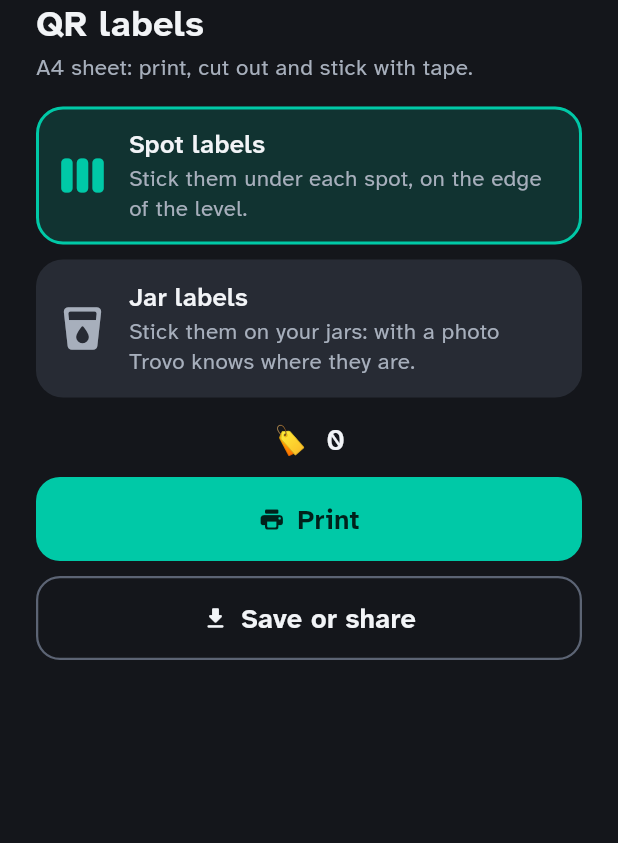
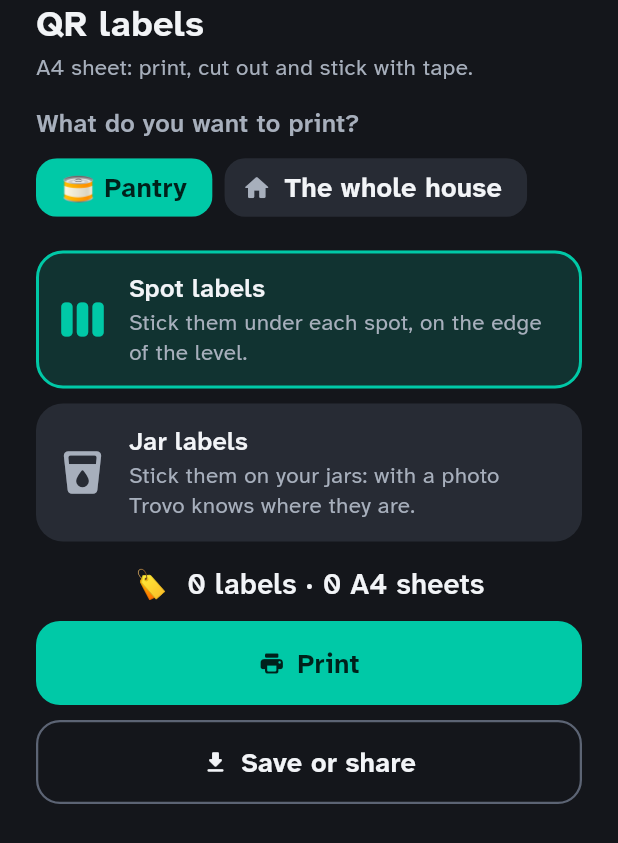
Before and after one commit to SashaBulletti/prova, a Flutter app: the _LabelsSheet widget shown alone on an empty page, opened directly, on a phone screen of 412 x 824 dp. Shown: the top 843 px of the screen. Run offline on Flutter 3.47's test engine with Material 3 defaults, Android fonts, the phone set to English and light mode, and no system bars; our stand-ins replace file_picker, flutter_animate, flutter_tts, image_picker, pdf, printing and 3 more; missing offline and left inert: mobile_scanner; accounts and stored records are empty.

Commit message:
Trovo 1.4: stampa le etichette QR di una stanza o di tutta la casa
- Nel foglio Etichette QR si sceglie cosa stampare: questo cassetto,
  questo mobile, la stanza intera o tutta la casa, in un PDF solo.
- Mostra quante etichette e quanti fogli A4 servono.
- Nuovi accessi: bottone QR nella Home (accanto alle impostazioni),
  voce nelle Impostazioni e bottone nel cassetto aperto.
- Versione mostrata nelle Impostazioni aggiornata.

Co-Authored-By: Claude Opus 5.5 <noreply@anthropic.com>
Claude-Session: https://claude.ai/code/session_01BqhmWygig8CMYZRcTAFEAG

```diff
--- a/trovo/lib/l10n/strings.dart
+++ b/trovo/lib/l10n/strings.dart
@@ -207,6 +207,11 @@ class S {
   String get print => _t('Stampa', 'Print');
   String get saveOrShare => _t('Salva o condividi', 'Save or share');
   String get jar => _t('Barattolo', 'Jar');
+  String get whatToPrint => _t('Cosa vuoi stampare?', 'What do you want to print?');
+  String get wholeHouse => _t('Tutta la casa', 'The whole house');
+  String get labelsThis => _t('Questo scomparto', 'This section');
+  String labelsCount(int n) => n == 1 ? _t('1 etichetta', '1 label') : _t('$n etichette', '$n labels');
+  String sheetsCount(int n) => n == 1 ? _t('1 foglio A4', '1 A4 sheet') : _t('$n fogli A4', '$n A4 sheets');
   String get nothingToPrint => _t('Non c\'è niente da stampare qui.', 'Nothing to print here.');
 
   // Foto che aggiorna
@@ -312,8 +317,8 @@ class S {
   String get restore => _t('Ripristina', 'Restore');
   String get aboutTitle => _t('Informazioni', 'About');
   String get aboutBody => _t(
-      'Trovo 1.0 · I tuoi dati restano solo su questo telefono.',
-      'Trovo 1.0 · Your data stays on this phone only.');
+      'Trovo 1.4 · I tuoi dati restano solo su questo telefono.',
+      'Trovo 1.4 · Your data stays on this phone only.');
 }
 
 class _SDelegate extends LocalizationsDelegate<S> {
--- a/trovo/lib/screens/compartment_screen.dart
+++ b/trovo/lib/screens/compartment_screen.dart
@@ -8,6 +8,7 @@ import '../models.dart';
 import '../store_scope.dart';
 import '../theme.dart';
 import '../widgets/common.dart';
+import '../widgets/labels_sheet.dart';
 import '../widgets/sheets.dart';
 import '../widgets/shelf3d.dart' show DragPayload;
 
@@ -79,6 +80,15 @@ class _CompartmentScreenState extends State<CompartmentScreen> with SingleTicker
 
     return Scaffold(
       appBar: AppBar(
+        actions: [
+          IconButton(
+            tooltip: s.labels,
+            iconSize: 26,
+            onPressed: () => showLabelsSheet(context, shelf: ref.shelf, level: level),
+            icon: const Icon(Icons.qr_code_2_rounded),
+          ),
+          const SizedBox(width: 4),
+        ],
         titleSpacing: 0,
         title: Row(
           children: [
--- a/trovo/lib/screens/home_screen.dart
+++ b/trovo/lib/screens/home_screen.dart
@@ -9,6 +9,7 @@ import '../theme.dart';
 import '../widgets/common.dart';
 import '../widgets/furniture_art.dart';
 import '../widgets/house_map.dart';
+import '../widgets/labels_sheet.dart';
 import '../widgets/new_furniture_sheet.dart';
 import '../widgets/sheets.dart';
 import '../widgets/shelf_art.dart';
@@ -92,6 +93,12 @@ class _HomeScreenState extends State<HomeScreen> {
                           Text(s.tagline, style: theme.textTheme.bodySmall),
                         ],
                       ),
+                    ),
+                    IconButton(
+                      tooltip: s.labels,
+                      iconSize: 28,
+                      onPressed: () => showLabelsSheet(context, room: room),
+                      icon: const Icon(Icons.qr_code_2_rounded),
                     ),
                     IconButton(
                       tooltip: s.settings,
--- a/trovo/lib/screens/settings_screen.dart
+++ b/trovo/lib/screens/settings_screen.dart
@@ -7,6 +7,7 @@ import 'package:share_plus/share_plus.dart';
 import '../store_scope.dart';
 import '../theme.dart';
 import '../widgets/common.dart';
+import '../widgets/labels_sheet.dart';
 
 class SettingsScreen extends StatelessWidget {
   const SettingsScreen({super.key});
@@ -96,6 +97,13 @@ class SettingsScreen extends StatelessWidget {
             subtitle: Text(s.importBackupSub),
             onTap: () => _import(context),
           ),
+          section(s.labels),
+          ListTile(
+            leading: const Icon(Icons.qr_code_2_rounded, size: 30),
+            title: Text(s.labels),
+            subtitle: Text(s.labelsHint),
+            onTap: () => showLabelsSheet(context),
+          ),
           section(s.aboutTitle),
           ListTile(
             leading: const Text('🔦', style: TextStyle(fontSize: 26)),
--- a/trovo/lib/widgets/labels_sheet.dart
+++ b/trovo/lib/widgets/labels_sheet.dart
@@ -8,19 +8,30 @@ import '../store_scope.dart';
 import '../theme.dart';
 import 'common.dart';
 
-/// Foglio per stampare le etichette QR di uno scaffale (o di tutta la casa).
-Future<void> showLabelsSheet(BuildContext context, {Shelf? shelf}) => showModalBottomSheet<void>(
+/// Foglio per stampare le etichette QR: di un cassetto, di un mobile,
+/// di una stanza intera o di tutta la casa, in un PDF solo.
+Future<void> showLabelsSheet(
+  BuildContext context, {
+  Shelf? shelf,
+  Room? room,
+  Level? level,
+}) => showModalBottomSheet<void>(
   context: context,
   isScrollControlled: true,
   useSafeArea: true,
-      builder: (_) => _LabelsSheet(shelf: shelf),
+  builder: (_) => _LabelsSheet(shelf: shelf, room: room, level: level),
 );
 
 enum _Kind { slots, items }
 
+/// Quanto stampare.
+enum _Scope { compartment, shelf, room, house }
+
 class _LabelsSheet extends StatefulWidget {
-  const _LabelsSheet({this.shelf});
+  const _LabelsSheet({this.shelf, this.room, this.level});
   final Shelf? shelf;
+  final Room? room;
+  final Level? level;
 
   @override
   State<_LabelsSheet> createState() => _LabelsSheetState();
@@ -29,11 +40,50 @@ class _LabelsSheet extends StatefulWidget {
 class _LabelsSheetState extends State<_LabelsSheet> {
   _Kind _kind = _Kind.slots;
   bool _busy = false;
+  late _Scope _scope = widget.level != null
+      ? _Scope.compartment
+      : (widget.shelf != null ? _Scope.shelf : _Scope.room);
+
+  /// La stanza di cui si parla: quella data, quella del mobile, o quella scelta nella Home.
+  Room get _room {
+    final store = context.store;
+    if (widget.room != null) return widget.room!;
+    if (widget.shelf != null) return store.roomOf(widget.shelf!);
+    return store.selectedRoom;
+  }
+
+  List<_Scope> get _scopes => [
+    if (widget.level != null) _Scope.compartment,
+    if (widget.shelf != null) _Scope.shelf,
+    _Scope.room,
+    _Scope.house,
+  ];
 
   List<LevelRef> _levels() {
     final all = context.store.allLevels();
-    final shelf = widget.shelf;
-    return shelf == null ? all : all.where((r) => identical(r.shelf, shelf)).toList();
+    return switch (_scope) {
+      _Scope.compartment =>
+        all.where((r) => identical(r.level, widget.level)).toList(),
+      _Scope.shelf =>
+        all.where((r) => identical(r.shelf, widget.shelf)).toList(),
+      _Scope.room => all.where((r) => identical(r.room, _room)).toList(),
+      _Scope.house => all,
+    };
+  }
+
+  String _scopeLabel(_Scope sc) {
+    final s = context.s;
+    return switch (sc) {
+      _Scope.compartment => () {
+        final ref = context.store.findLevel(widget.level!.id);
+        return ref == null
+            ? s.labelsThis
+            : s.compartment(ref.level.kind, ref.levelNumber);
+      }(),
+      _Scope.shelf => widget.shelf!.name,
+      _Scope.room => '${_room.emoji} ${_room.name}',
+      _Scope.house => s.wholeHouse,
+    };
   }
 
   List<LabelEntry> _entries() {
@@ -41,25 +91,30 @@ class _LabelsSheetState extends State<_LabelsSheet> {
     final out = <LabelEntry>[];
     for (final ref in _levels()) {
       final color = TrovoColors.level(ref.level.colorIndex).toARGB32();
-      final where = '${ref.shelf.name} · ${s.compartment(ref.level.kind, ref.levelNumber)}';
+      final where =
+          '${ref.shelf.name} · ${s.compartment(ref.level.kind, ref.levelNumber)}';
       if (_kind == _Kind.slots) {
         for (var p = 0; p < ref.level.slotCount; p++) {
           final item = ref.level.itemAt(p);
-          out.add(LabelEntry(
+          out.add(
+            LabelEntry(
               code: TrovoCode.forSlot(ref.level.id, p + 1),
               title: item?.name ?? s.free,
               lines: [where, '${s.slot(p + 1)} · ${ref.room.name}'],
               color: color,
-          ));
+            ),
+          );
         }
       } else {
         for (final item in ref.level.items) {
-          out.add(LabelEntry(
+          out.add(
+            LabelEntry(
               code: TrovoCode.forItem(item.id),
               title: item.name,
               lines: [s.jar, where],
               color: color,
-          ));
+            ),
+          );
         }
       }
     }
@@ -69,7 +124,7 @@ class _LabelsSheetState extends State<_LabelsSheet> {
   String get _title {
     final s = context.s;
     final what = _kind == _Kind.slots ? s.labelsSlots : s.labelsItems;
-    return widget.shelf == null ? what : '$what · ${widget.shelf!.name}';
+    return '$what · ${_scopeLabel(_scope)}';
   }
 
   Future<void> _go({required bool print}) async {
@@ -82,7 +137,8 @@ class _LabelsSheetState extends State<_LabelsSheet> {
     try {
       final title = _title;
       final bytes = await buildLabelsPdf(title: title, entries: entries);
-      final file = 'trovo-etichette-${DateTime.now().millisecondsSinceEpoch ~/ 1000}.pdf';
+      final file =
+          'trovo-etichette-${DateTime.now().millisecondsSinceEpoch ~/ 1000}.pdf';
       if (print) {
         await Printing.layoutPdf(onLayout: (_) async => bytes, name: file);
       } else {
@@ -102,10 +158,15 @@ class _LabelsSheetState extends State<_LabelsSheet> {
     final count = _entries().length;
 
     Widget option(_Kind kind, IconData icon, String title, String sub) => Card(
-          color: _kind == kind ? TrovoColors.primary.withValues(alpha: 0.16) : TrovoColors.surfaceHigh,
+      color: _kind == kind
+          ? TrovoColors.primary.withValues(alpha: 0.16)
+          : TrovoColors.surfaceHigh,
       shape: RoundedRectangleBorder(
         borderRadius: BorderRadius.circular(18),
-            side: BorderSide(color: _kind == kind ? TrovoColors.primary : Colors.transparent, width: 2),
+        side: BorderSide(
+          color: _kind == kind ? TrovoColors.primary : Colors.transparent,
+          width: 2,
+        ),
       ),
       child: InkWell(
         borderRadius: BorderRadius.circular(18),
@@ -114,7 +175,13 @@ class _LabelsSheetState extends State<_LabelsSheet> {
           padding: const EdgeInsets.all(14),
           child: Row(
             children: [
-                  Icon(icon, size: 34, color: _kind == kind ? TrovoColors.primary : TrovoColors.textMuted),
+              Icon(
+                icon,
+                size: 34,
+                color: _kind == kind
+                    ? TrovoColors.primary
+                    : TrovoColors.textMuted,
+              ),
               const SizedBox(width: 14),
               Expanded(
                 child: Column(
@@ -142,16 +209,75 @@ class _LabelsSheetState extends State<_LabelsSheet> {
             const SizedBox(height: 4),
             Text(s.labelsHint, style: theme.textTheme.bodySmall),
             const SizedBox(height: 16),
-            option(_Kind.slots, Icons.view_week_rounded, s.labelsSlots, s.labelsSlotsSub),
+            // Quanto stampare: cassetto, mobile, stanza o tutta la casa.
+            Text(
+              s.whatToPrint,
+              style: theme.textTheme.titleSmall?.copyWith(
+                color: TrovoColors.textMuted,
+              ),
+            ),
+            const SizedBox(height: 8),
+            Wrap(
+              spacing: 8,
+              runSpacing: 8,
+              children: [
+                for (final sc in _scopes)
+                  ChoiceChip(
+                    selected: _scope == sc,
+                    showCheckmark: false,
+                    onSelected: (_) => setState(() => _scope = sc),
+                    avatar: sc == _Scope.room
+                        ? null
+                        : Icon(
+                            switch (sc) {
+                              _Scope.compartment => Icons.inbox_rounded,
+                              _Scope.shelf => Icons.shelves,
+                              _Scope.room => Icons.meeting_room_rounded,
+                              _Scope.house => Icons.home_rounded,
+                            },
+                            size: 20,
+                            color: _scope == sc
+                                ? TrovoColors.onPrimary
+                                : TrovoColors.textMuted,
+                          ),
+                    label: Text(_scopeLabel(sc)),
+                    labelStyle: theme.textTheme.labelLarge?.copyWith(
+                      color: _scope == sc
+                          ? TrovoColors.onPrimary
+                          : TrovoColors.text,
+                    ),
+                  ),
+              ],
+            ),
+            const SizedBox(height: 18),
+            option(
+              _Kind.slots,
+              Icons.view_week_rounded,
+              s.labelsSlots,
+              s.labelsSlotsSub,
+            ),
             const SizedBox(height: 10),
-            option(_Kind.items, Icons.local_drink_rounded, s.labelsItems, s.labelsItemsSub),
+            option(
+              _Kind.items,
+              Icons.local_drink_rounded,
+              s.labelsItems,
+              s.labelsItemsSub,
+            ),
             const SizedBox(height: 16),
-            Text('🏷️  $count', style: theme.textTheme.titleMedium, textAlign: TextAlign.center),
+            Text(
+              '🏷️  ${s.labelsCount(count)} · ${s.sheetsCount((count / 21).ceil())}',
+              style: theme.textTheme.titleMedium,
+              textAlign: TextAlign.center,
+            ),
             const SizedBox(height: 12),
             FilledButton.icon(
               onPressed: _busy ? null : () => _go(print: true),
               icon: _busy
-                  ? const SizedBox(width: 20, height: 20, child: CircularProgressIndicator(strokeWidth: 2.5))
+                  ? const SizedBox(
+                      width: 20,
+                      height: 20,
+                      child: CircularProgressIndicator(strokeWidth: 2.5),
+                    )
                   : const Icon(Icons.print_rounded),
               label: Text(s.print),
             ),
--- a/trovo/pubspec.yaml
+++ b/trovo/pubspec.yaml
@@ -16,7 +16,7 @@ publish_to: 'none' # Remove this line if you wish to publish to pub.dev
 # https://developer.apple.com/library/archive/documentation/General/Reference/InfoPlistKeyReference/Articles/CoreFoundationKeys.html
 # In Windows, build-name is used as the major, minor, and patch parts
 # of the product and file versions while build-number is used as the build suffix.
-version: 1.3.0+4
+version: 1.4.0+5
 
 environment:
   sdk: ^3.13.7
```
Also changed, not shown: 1 other file. Lines whose indentation alone changed are shown as unchanged.
